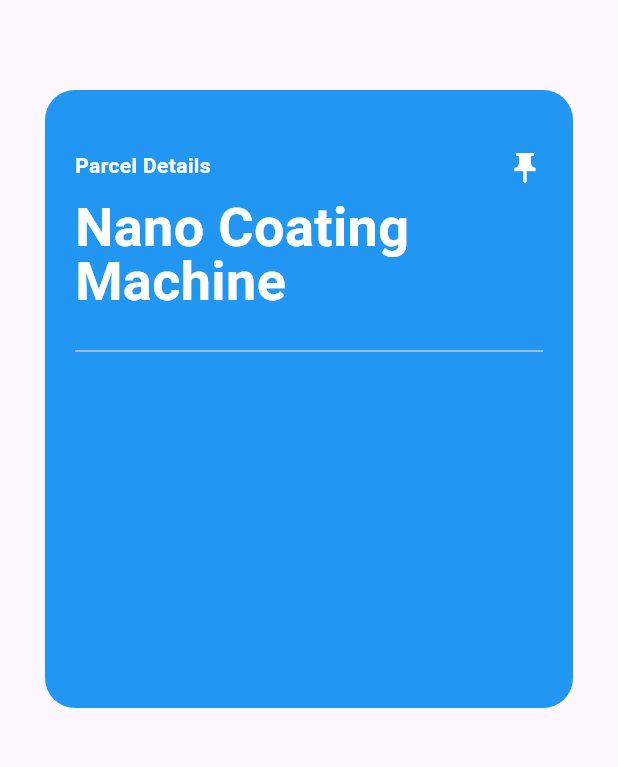
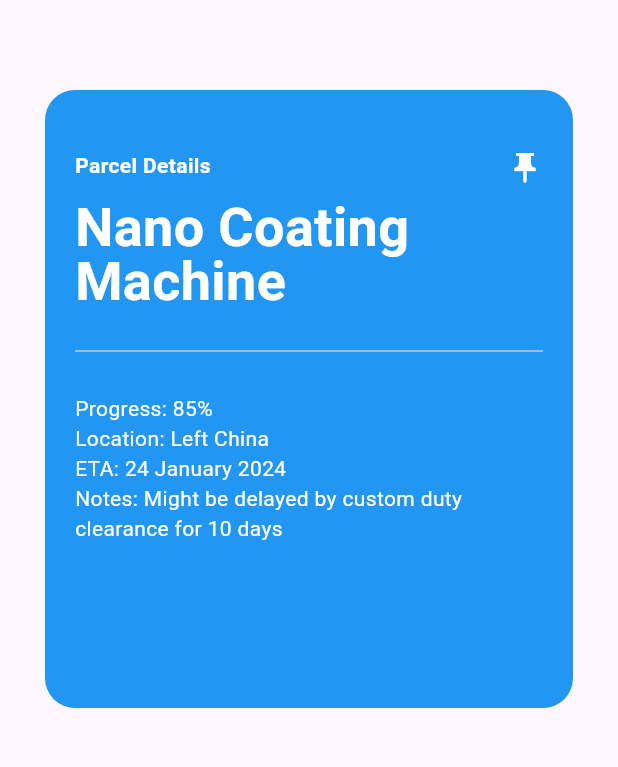
Before and after one commit to tinashemahwenda/trekr, a Flutter app: the TrekrProduct screen opened directly, on a phone screen of 412 x 824 dp, the part 162-929 px from its top. Run offline on Flutter 3.47's test engine with Material 3 defaults, Android fonts, the phone set to English and light mode, and no system bars.

Commit message:
added the details text

```diff
--- a/lib/screens/trekr_product.dart
+++ b/lib/screens/trekr_product.dart
@@ -85,6 +85,33 @@ class TrekrProduct extends StatelessWidget {
                       height: 20,
                     ),
                     Divider(),
+                    SizedBox(
+                      height: 20,
+                    ),
+                    Text(
+                      'Progress: 85%',
+                      style: TextStyle(
+                        color: Colors.white,
+                      ),
+                    ),
+                    Text(
+                      'Location: Left China',
+                      style: TextStyle(
+                        color: Colors.white,
+                      ),
+                    ),
+                    Text(
+                      'ETA: 24 January 2024',
+                      style: TextStyle(
+                        color: Colors.white,
+                      ),
+                    ),
+                    Text(
+                      'Notes: Might be delayed by custom duty clearance for 10 days',
+                      style: TextStyle(
+                        color: Colors.white,
+                      ),
+                    ),
                   ],
                 ),
               ),
```
